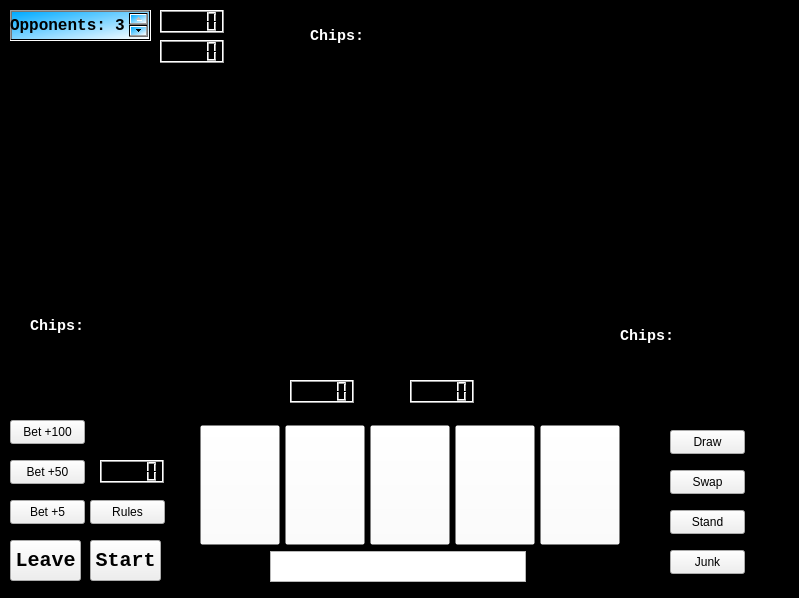
Qt form src/qt-design-files/sabacc.ui (j776w781/EECS-581-Project-3) before a commit.
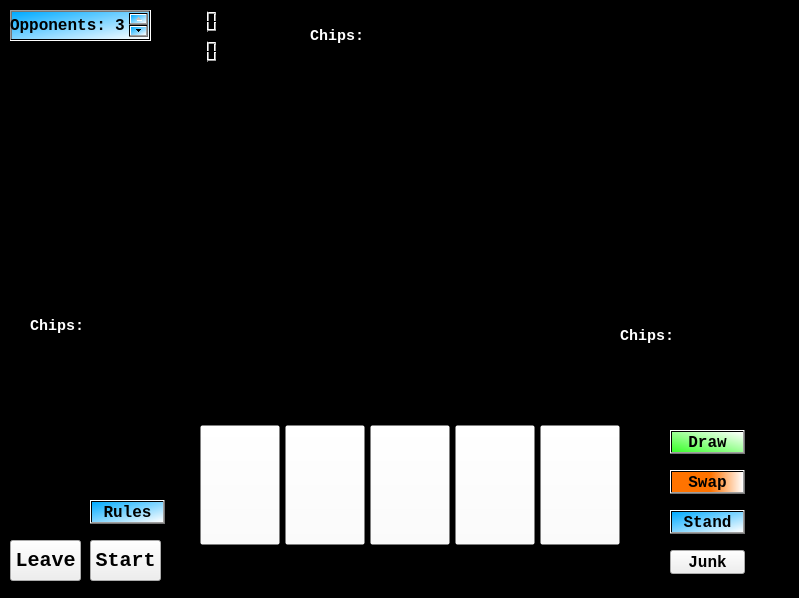
The same form after that commit. Icons and pictures are not drawn.

Commit message: FULL GAMEPLAY FOR SABACC(minus gambling)

Patch:
```diff
--- a/src/qt-design-files/sabacc.ui
+++ b/src/qt-design-files/sabacc.ui
@@ -105,32 +105,6 @@
     <string>Start</string>
    </property>
   </widget>
-  <widget class="QPushButton" name="bet5">
-   <property name="geometry">
-    <rect>
-     <x>10</x>
-     <y>500</y>
-     <width>75</width>
-     <height>24</height>
-    </rect>
-   </property>
-   <property name="text">
-    <string>Bet +5</string>
-   </property>
-  </widget>
-  <widget class="QPushButton" name="bet50">
-   <property name="geometry">
-    <rect>
-     <x>10</x>
-     <y>460</y>
-     <width>75</width>
-     <height>24</height>
-    </rect>
-   </property>
-   <property name="text">
-    <string>Bet +50</string>
-   </property>
-  </widget>
   <widget class="QLCDNumber" name="dice1">
    <property name="geometry">
     <rect>
@@ -140,6 +114,9 @@
      <height>23</height>
     </rect>
    </property>
+   <property name="styleSheet">
+    <string notr="true">background-color: rgba(0,0,0, 0);</string>
+   </property>
   </widget>
   <widget class="QLCDNumber" name="dice2">
    <property name="geometry">
@@ -150,18 +127,8 @@
      <height>23</height>
     </rect>
    </property>
-  </widget>
-  <widget class="QPushButton" name="bet100">
-   <property name="geometry">
-    <rect>
-     <x>10</x>
-     <y>420</y>
-     <width>75</width>
-     <height>24</height>
-    </rect>
-   </property>
-   <property name="text">
-    <string>Bet +100</string>
+   <property name="styleSheet">
+    <string notr="true">background-color: rgba(0,0,0, 0);</string>
    </property>
   </widget>
   <widget class="QPushButton" name="rules">
@@ -173,30 +140,20 @@
      <height>24</height>
     </rect>
    </property>
+   <property name="font">
+    <font>
+     <family>Courier New</family>
+     <pointsize>12</pointsize>
+     <bold>true</bold>
+    </font>
+   </property>
+   <property name="styleSheet">
+    <string notr="true">background-color: qlineargradient(spread:reflect, x1:0, y1:0, x2:1, y2:1, stop:0 rgba(0, 170, 255, 255), stop:1 rgba(255, 255, 255, 255));</string>
+   </property>
    <property name="text">
     <string>Rules</string>
    </property>
   </widget>
-  <widget class="QLCDNumber" name="betAmount">
-   <property name="geometry">
-    <rect>
-     <x>100</x>
-     <y>460</y>
-     <width>64</width>
-     <height>23</height>
-    </rect>
-   </property>
-  </widget>
-  <widget class="QLCDNumber" name="sabacc_pot">
-   <property name="geometry">
-    <rect>
-     <x>410</x>
-     <y>380</y>
-     <width>64</width>
-     <height>23</height>
-    </rect>
-   </property>
-  </widget>
   <widget class="QPushButton" name="drawButton">
    <property name="geometry">
     <rect>
@@ -206,6 +163,16 @@
      <height>24</height>
     </rect>
    </property>
+   <property name="font">
+    <font>
+     <family>Courier New</family>
+     <pointsize>12</pointsize>
+     <bold>true</bold>
+    </font>
+   </property>
+   <property name="styleSheet">
+    <string notr="true">background-color: qlineargradient(spread:pad, x1:0, y1:1, x2:1, y2:0, stop:0 rgba(57, 255, 42, 255), stop:1 rgba(255, 255, 255, 255));</string>
+   </property>
    <property name="text">
     <string>Draw</string>
    </property>
@@ -219,6 +186,16 @@
      <height>24</height>
     </rect>
    </property>
+   <property name="font">
+    <font>
+     <family>Courier New</family>
+     <pointsize>12</pointsize>
+     <bold>true</bold>
+    </font>
+   </property>
+   <property name="styleSheet">
+    <string notr="true">background-color: qlineargradient(spread:pad, x1:0.545455, y1:1, x2:1, y2:1, stop:0 rgba(255, 115, 0, 255), stop:1 rgba(255, 255, 255, 255));</string>
+   </property>
    <property name="text">
     <string>Swap</string>
    </property>
@@ -232,6 +209,16 @@
      <height>24</height>
     </rect>
    </property>
+   <property name="font">
+    <font>
+     <family>Courier New</family>
+     <pointsize>12</pointsize>
+     <bold>true</bold>
+    </font>
+   </property>
+   <property name="styleSheet">
+    <string notr="true">background-color: qlineargradient(spread:reflect, x1:0, y1:0, x2:1, y2:1, stop:0 rgba(0, 170, 255, 255), stop:1 rgba(255, 255, 255, 255));</string>
+   </property>
    <property name="text">
     <string>Stand</string>
    </property>
@@ -245,40 +232,24 @@
      <height>24</height>
     </rect>
    </property>
+   <property name="font">
+    <font>
+     <family>Courier New</family>
+     <pointsize>12</pointsize>
+     <bold>true</bold>
+    </font>
+   </property>
+   <property name="styleSheet">
+    <string notr="true">background-color: qlineargradient(
+		x1:0, y1:0, x2:0, y2:1,
+		stop:0 #ff0000,
+		stop:1 #7d0000
+    );</string>
+   </property>
    <property name="text">
     <string>Junk</string>
    </property>
   </widget>
-  <widget class="QTextBrowser" name="UserDialogBox">
-   <property name="geometry">
-    <rect>
-     <x>270</x>
-     <y>551</y>
-     <width>256</width>
-     <height>31</height>
-    </rect>
-   </property>
-   <property name="html">
-    <string>&lt;!DOCTYPE HTML PUBLIC &quot;-//W3C//DTD HTML 4.0//EN&quot; &quot;http://www.w3.org/TR/REC-html40/strict.dtd&quot;&gt;
-&lt;html&gt;&lt;head&gt;&lt;meta name=&quot;qrichtext&quot; content=&quot;1&quot; /&gt;&lt;meta charset=&quot;utf-8&quot; /&gt;&lt;style type=&quot;text/css&quot;&gt;
-p, li { white-space: pre-wrap; }
-hr { height: 1px; border-width: 0; }
-li.unchecked::marker { content: &quot;\2610&quot;; }
-li.checked::marker { content: &quot;\2612&quot;; }
-&lt;/style&gt;&lt;/head&gt;&lt;body style=&quot; font-family:'Segoe UI'; font-size:9pt; font-weight:400; font-style:normal;&quot;&gt;
-&lt;p align=&quot;center&quot; style=&quot;-qt-paragraph-type:empty; margin-top:0px; margin-bottom:0px; margin-left:0px; margin-right:0px; -qt-block-indent:0; text-indent:0px;&quot;&gt;&lt;br /&gt;&lt;/p&gt;&lt;/body&gt;&lt;/html&gt;</string>
-   </property>
-  </widget>
-  <widget class="QLCDNumber" name="gamePot">
-   <property name="geometry">
-    <rect>
-     <x>290</x>
-     <y>380</y>
-     <width>64</width>
-     <height>23</height>
-    </rect>
-   </property>
-  </widget>
   <widget class="QLabel" name="deckback">
    <property name="geometry">
     <rect>
```
Left out of the diff: 32 changed lines with no effect on the pictures. The commit also changes 2 other files.
